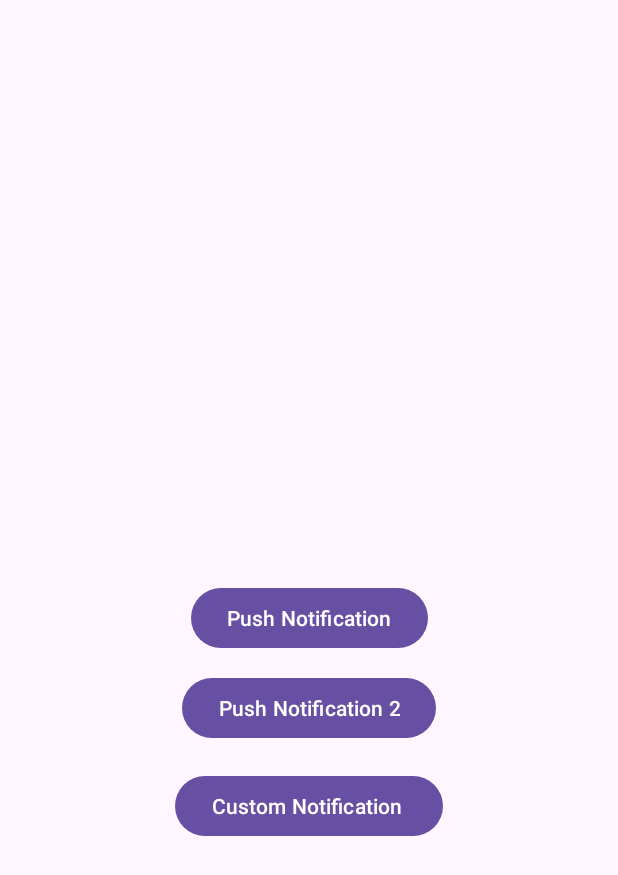
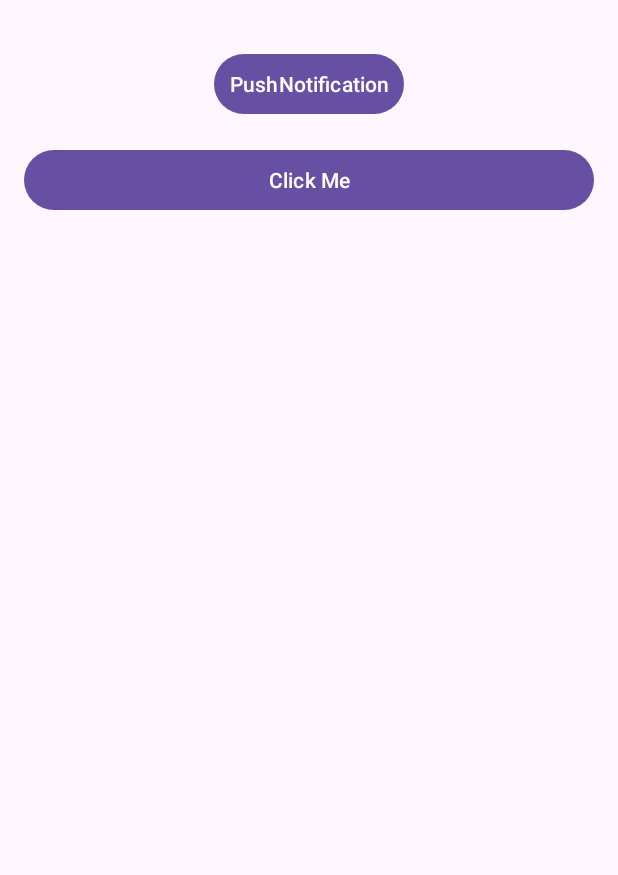
Before and after one commit to Vudiepk3/Push_Notification, an Android app: the screen it shows after launch (MainActivity before the commit, ClickNotificationActivity after it), on a phone screen of 412 x 824 dp. Shown: the top 875 px of the screen. Run offline under Robolectric (Android 15) with nearby library versions, the phone set to English and light mode, and no system bars.

Commit message:
Mở Activity khi click vào Push Notification trong Android(Regular)

```diff
--- /dev/null
+++ b/app/src/main/java/com/example/pushnotification/ClickNotificationActivity.java
@@ -0,0 +1,79 @@
+package com.example.pushnotification;
+
+import android.app.Notification;
+import android.app.NotificationManager;
+import android.app.PendingIntent;
+import android.app.TaskStackBuilder;
+import android.content.Context;
+import android.content.Intent;
+import android.graphics.Bitmap;
+import android.graphics.BitmapFactory;
+import android.media.RingtoneManager;
+import android.net.Uri;
+import android.os.Bundle;
+
+import androidx.appcompat.app.AppCompatActivity;
+import androidx.core.app.NotificationCompat;
+
+import com.example.pushnotification.databinding.ActivityClickNotificationBinding;
+
+public class ClickNotificationActivity extends AppCompatActivity {
+    private ActivityClickNotificationBinding binding;
+    @Override
+    protected void onCreate(Bundle savedInstanceState) {
+        super.onCreate(savedInstanceState);
+        binding = ActivityClickNotificationBinding.inflate(getLayoutInflater());
+        setContentView(binding.getRoot());
+        binding.btnClick.setOnClickListener(v -> {
+            startActivity(new Intent(this, ListProductActivity.class));
+        });
+        binding.btnSendNotification.setOnClickListener(v -> {
+            sendNotifaction();
+        });
+
+    }
+
+    private void sendNotifaction() {
+        // Tạo một Bitmap từ tài nguyên drawable để làm icon lớn trong thông báo
+        Bitmap bitmap = BitmapFactory.decodeResource(getResources(), R.mipmap.ic_launcher_round);
+        // Lấy Uri của tệp âm thanh mặc định
+        Uri uri = RingtoneManager.getDefaultUri(RingtoneManager.TYPE_NOTIFICATION);
+        // Tạo Intent để mở Activity mong muốn.
+        Intent resultIntent = new Intent(this, DetailActivity.class);
+
+        // Tạo TaskStackBuilder và thêm Intent vào, giúp tạo lại ngăn xếp "Back".
+        TaskStackBuilder stackBuilder = TaskStackBuilder.create(this);
+        stackBuilder.addNextIntentWithParentStack(resultIntent);
+
+        // Lấy PendingIntent chứa toàn bộ ngăn xếp "Back".
+        PendingIntent resultPendingIntent =
+                stackBuilder.getPendingIntent(getNotificationId(),
+                        PendingIntent.FLAG_UPDATE_CURRENT);
+
+
+        // Tạo một thông báo bằng Notification.Builder
+        Notification notification = new NotificationCompat.Builder(this,MyApplication.CHANNEL_ID)
+                .setContentTitle("Title Push Notification") // Tiêu đề thông báo
+                .setContentText("Text Push Notification") // Nội dung thông báo
+                .setSmallIcon(R.mipmap.ic_launcher_round) // Icon nhỏ hiển thị trên thanh thông báo
+                .setStyle(new NotificationCompat.BigTextStyle().bigText("Text Push Notification"))
+                .setLargeIcon(bitmap) // Icon lớn hiển thị khi mở rộng thông báo
+                .setSound(uri) // Cài đặt âm thanh cho thông báo
+                .setPriority(NotificationCompat.PRIORITY_DEFAULT)// Cài đặt độ ưu tiên cho thông báo
+                .setContentIntent(resultPendingIntent)// Cài đặt Intent khi người dùng nhấp vào thông báo
+                .setAutoCancel(true)// Tự động hủy thông báo khi người dùng nhấp vào
+                .build(); // Xây dựng đối tượng thông báo
+
+        // Lấy dịch vụ NotificationManager để quản lý thông báo
+        NotificationManager notificationManager = (NotificationManager) getSystemService(Context.NOTIFICATION_SERVICE);
+
+        // Kiểm tra nếu notificationManager không null thì gửi thông báo
+        if (notificationManager != null) {
+            notificationManager.notify(getNotificationId(), notification);
+        }
+    }
+    private int getNotificationId() {
+        return (int) System.currentTimeMillis();
+    }
+
+}
--- a/app/src/main/java/com/example/pushnotification/MainActivity.java
+++ b/app/src/main/java/com/example/pushnotification/MainActivity.java
@@ -139,4 +139,4 @@ public class MainActivity extends AppCompatActivity {
         Log.d("TAG", "onResume: "+ this.hashCode());
     }
 }
-//https://developer.android.com/develop/ui/views/notifications/custom-notification?authuser=1&hl=vi
+//Document :https://developer.android.com/develop/ui/views/notifications/navigation?hl=vi
--- /dev/null
+++ b/app/src/main/res/layout/activity_click_notification.xml
@@ -0,0 +1,29 @@
+<?xml version="1.0" encoding="utf-8"?>
+<RelativeLayout
+    xmlns:android="http://schemas.android.com/apk/res/android"
+    xmlns:tools="http://schemas.android.com/tools"
+    android:id="@+id/main"
+    android:layout_width="match_parent"
+    android:layout_height="match_parent"
+    tools:context=".ClickNotificationActivity"
+    android:padding="16dp">
+
+    <Button
+        android:id="@+id/btn_send_notification"
+        android:layout_width="wrap_content"
+        android:layout_height="wrap_content"
+        android:padding="10dp"
+        android:text="@string/app_name"
+        android:layout_centerHorizontal="true"
+        android:layout_alignParentTop="true"
+        android:layout_marginTop="16dp"/>
+    <Button
+        android:id="@+id/btn_click"
+        android:layout_width="match_parent"
+        android:layout_height="wrap_content"
+        android:text="Click Me"
+        tools:ignore="HardcodedText"
+        android:layout_below="@id/btn_send_notification"
+        android:layout_marginTop="16dp"/>
+
+</RelativeLayout>
```
Also changed, not shown: app/src/main/AndroidManifest.xml (+11 -1 lines), app/src/main/java/com/example/pushnotification/ListProductActivity.java (added, +20 -0 lines), app/src/main/res/layout/activity_detail.xml (added, +10 -0 lines), app/src/main/res/layout/activity_list_product.xml (added, +18 -0 lines).
